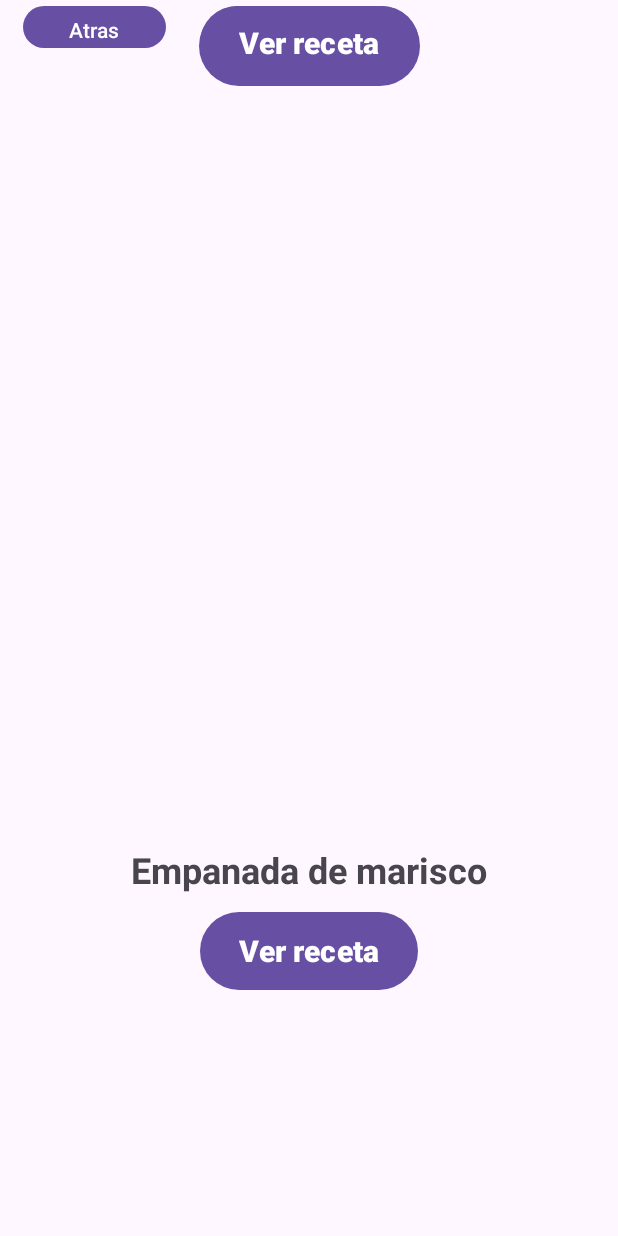
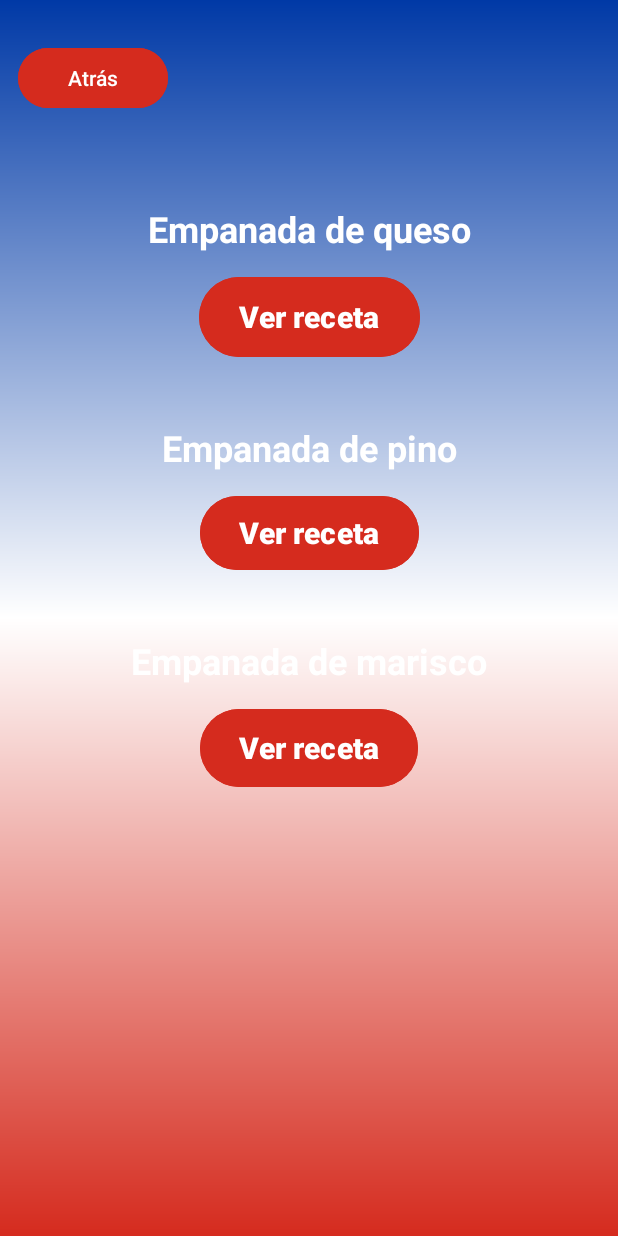
Before and after one commit to BPavez12/Ventanas-Android, an Android app: the actividad_3 screen opened directly, with no data from a screen before it, on a phone screen of 412 x 824 dp. Run offline under Robolectric (Android 15) with nearby library versions, the phone set to English and light mode, and no system bars.

Commit message:
Color de fondo y letras

```diff
--- /dev/null
+++ b/app/src/main/res/drawable/fondo_chile.xml
@@ -0,0 +1,10 @@
+<?xml version="1.0" encoding="utf-8"?>
+
+<shape xmlns:android="http://schemas.android.com/apk/res/android"
+    android:shape="rectangle">
+    <gradient
+        android:startColor="#0039A6"
+        android:centerColor="#FFFFFF"
+        android:endColor="#D52B1E"
+        android:angle="270"/>
+</shape>
--- a/app/src/main/res/layout/activity_actividad3.xml
+++ b/app/src/main/res/layout/activity_actividad3.xml
@@ -5,88 +5,103 @@
     android:id="@+id/main"
     android:layout_width="match_parent"
     android:layout_height="match_parent"
+    android:background="@drawable/fondo_chile"
     tools:context=".actividad_3">
 
+    <!-- Boton de Atrás-->
+    <Button
+        android:id="@+id/btn_atras_recetas"
+        android:layout_width="100dp"
+        android:layout_height="48dp"
+        android:layout_marginStart="12dp"
+        android:layout_marginTop="28dp"
+        android:backgroundTint="#D52B1E"
+        android:text="Atrás"
+        app:layout_constraintStart_toStartOf="parent"
+        app:layout_constraintTop_toTopOf="parent" />
+
+    <TextView
+        android:id="@+id/textView4"
+        android:layout_width="wrap_content"
+        android:layout_height="wrap_content"
+        android:text="Empanada de queso"
+        android:textColor="#FFFFFF"
+        android:textSize="24sp"
+        android:textStyle="bold"
+        app:layout_constraintTop_toBottomOf="@+id/btn_atras_recetas"
+        app:layout_constraintStart_toStartOf="parent"
+        app:layout_constraintEnd_toEndOf="parent"
+        android:layout_marginTop="60dp"/>
+
+    <!-- Empanada de Queso -->
     <Button
         android:id="@+id/btnEpanadaQueso"
         android:layout_width="147dp"
         android:layout_height="61dp"
         android:text="Ver receta"
+        android:textColor="#FFFFFF"
         android:textSize="20sp"
         android:textStyle="bold"
+        android:backgroundTint="#D52B1E"
+        app:layout_constraintTop_toBottomOf="@+id/textView4"
+        app:layout_constraintStart_toStartOf="parent"
         app:layout_constraintEnd_toEndOf="parent"
-        app:layout_constraintStart_toStartOf="parent"
-        tools:layout_editor_absoluteY="194dp" />
+        android:layout_marginTop="12dp"/>
 
+    <!-- Empanada de Pino -->
     <TextView
-        android:id="@+id/textView4"
+        android:id="@+id/textView5"
         android:layout_width="wrap_content"
         android:layout_height="wrap_content"
-        android:layout_marginBottom="8dp"
-        android:text="Empanada de queso"
+        android:text="Empanada de pino"
+        android:textColor="#FFFFFF"
         android:textSize="24sp"
         android:textStyle="bold"
-        app:layout_constraintBottom_toTopOf="@+id/btnEpanadaQueso"
+        app:layout_constraintTop_toBottomOf="@+id/btnEpanadaQueso"
+        app:layout_constraintStart_toStartOf="parent"
         app:layout_constraintEnd_toEndOf="parent"
-        app:layout_constraintHorizontal_bias="0.495"
-        app:layout_constraintStart_toStartOf="parent" />
+        android:layout_marginTop="40dp"/>
 
     <Button
         android:id="@+id/btnEmpanadaPino"
         android:layout_width="146dp"
         android:layout_height="57dp"
         android:text="Ver receta"
+        android:textColor="#FFFFFF"
         android:textSize="20sp"
+        android:backgroundTint="#D52B1E"
         android:textStyle="bold"
+        app:layout_constraintTop_toBottomOf="@+id/textView5"
+        app:layout_constraintStart_toStartOf="parent"
         app:layout_constraintEnd_toEndOf="parent"
-        app:layout_constraintHorizontal_bias="0.501"
-        app:layout_constraintStart_toStartOf="parent"
-        tools:layout_editor_absoluteY="358dp" />
+        android:layout_marginTop="12dp"/>
 
+    <!-- Empanada de Marisco -->
     <TextView
-        android:id="@+id/textView5"
+        android:id="@+id/textView6"
         android:layout_width="wrap_content"
         android:layout_height="wrap_content"
-        android:layout_marginBottom="20dp"
-        android:text="Empanada de pino"
+        android:text="Empanada de marisco"
+        android:textColor="#FFFFFF"
         android:textSize="24sp"
         android:textStyle="bold"
-        app:layout_constraintBottom_toTopOf="@+id/btnEmpanadaPino"
+        app:layout_constraintTop_toBottomOf="@+id/btnEmpanadaPino"
+        app:layout_constraintStart_toStartOf="parent"
         app:layout_constraintEnd_toEndOf="parent"
-        app:layout_constraintHorizontal_bias="0.495"
-        app:layout_constraintStart_toStartOf="parent" />
+        android:layout_marginTop="40dp"/>
 
     <Button
         android:id="@+id/btnEmpanadaMarisco"
         android:layout_width="145dp"
         android:layout_height="60dp"
-        android:layout_marginBottom="160dp"
         android:text="Ver receta"
+        android:textColor="#FFFFFF"
+        android:backgroundTint="#D52B1E"
         android:textSize="20sp"
         android:textStyle="bold"
-        app:layout_constraintBottom_toBottomOf="parent"
+        app:layout_constraintTop_toBottomOf="@+id/textView6"
+        app:layout_constraintStart_toStartOf="parent"
         app:layout_constraintEnd_toEndOf="parent"
-        app:layout_constraintStart_toStartOf="parent" />
+        android:layout_marginTop="12dp"/>
 
-    <TextView
-        android:id="@+id/textView6"
-        android:layout_width="wrap_content"
-        android:layout_height="wrap_content"
-        android:layout_marginBottom="8dp"
-        android:text="Empanada de marisco"
-        android:textSize="24sp"
-        android:textStyle="bold"
-        app:layout_constraintBottom_toTopOf="@+id/btnEmpanadaMarisco"
-        app:layout_constraintEnd_toEndOf="parent"
-        app:layout_constraintStart_toStartOf="parent" />
-
-    <Button
-        android:id="@+id/btn_atras_recetas"
-        android:layout_width="95dp"
-        android:layout_height="36dp"
-        android:text="Atras"
-        app:layout_constraintEnd_toEndOf="parent"
-        app:layout_constraintHorizontal_bias="0.049"
-        app:layout_constraintStart_toStartOf="parent"
-        tools:layout_editor_absoluteY="34dp" />
 </androidx.constraintlayout.widget.ConstraintLayout>
```
Also changed, not shown: app/src/main/res/layout/activity_actividad2.xml (+31 -18 lines), app/src/main/res/layout/activity_main.xml (+24 -34 lines), app/src/main/res/drawable/mambo.jpg (deleted).
